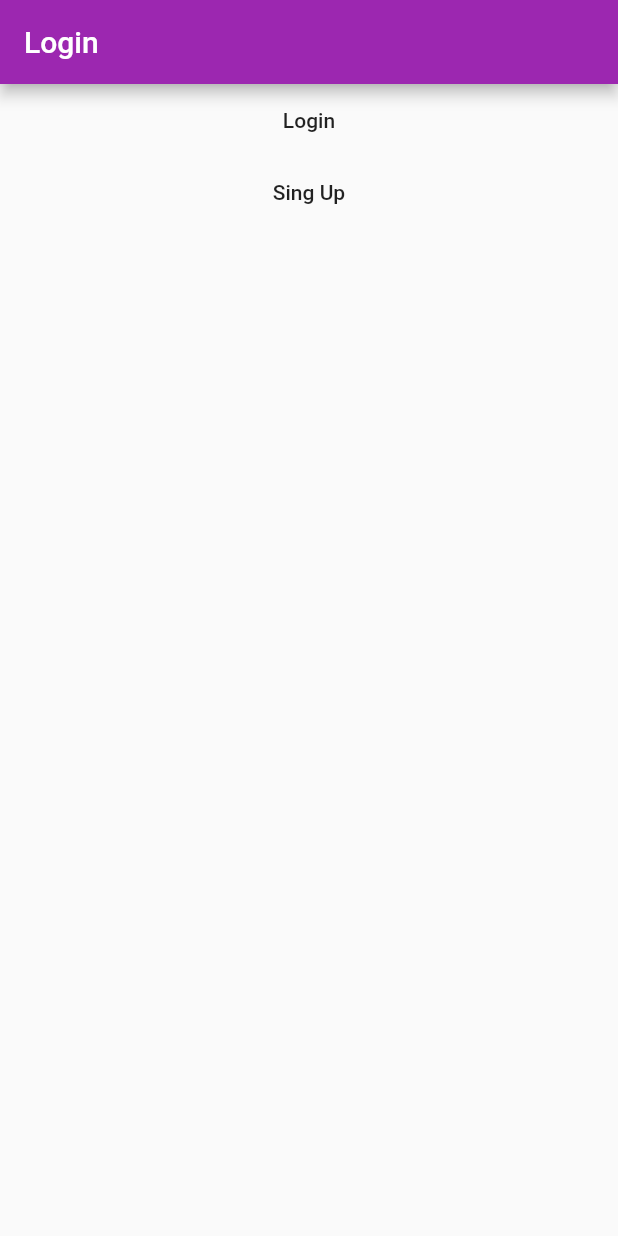
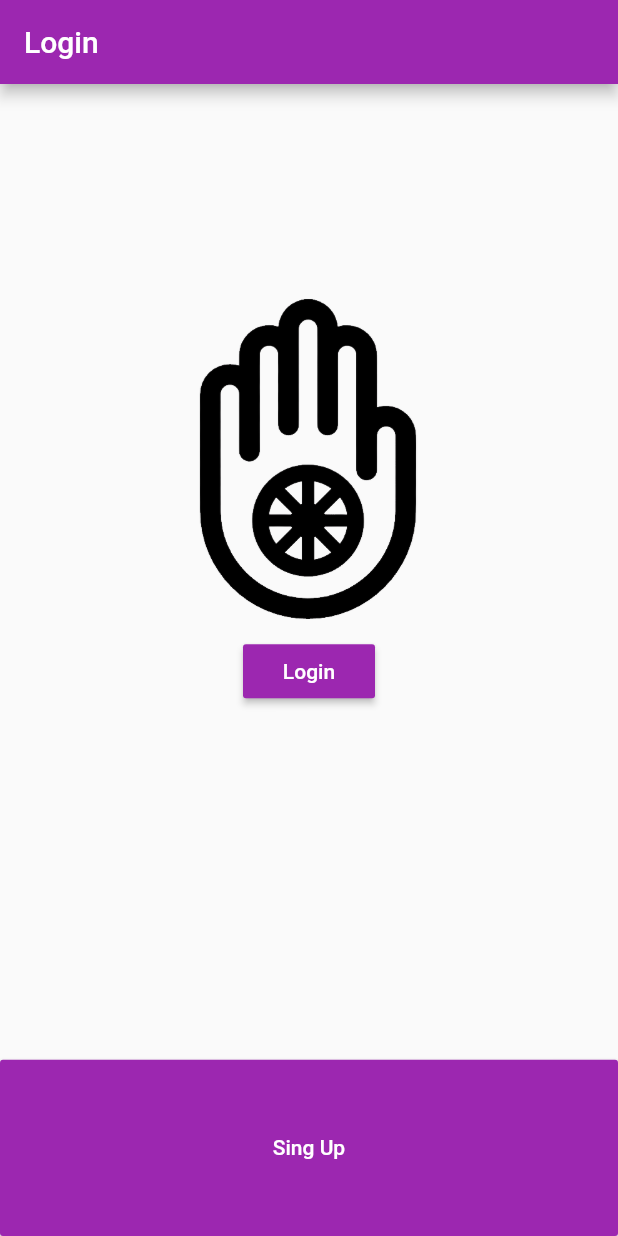
Before and after one commit to lpotte/Karma_Flutter-Version, a Flutter app: the screen it shows after launch, on a phone screen of 412 x 824 dp. Run offline on Flutter 3.47's test engine with Material 2 defaults, Android fonts, the phone set to English and light mode, and no system bars; our stand-ins replace curved_navigation_bar, shared_preferences.

Commit message:
added UI of sign up and the app init

```diff
--- a/lib/providers/authProvider.dart
+++ b/lib/providers/authProvider.dart
@@ -2,7 +2,7 @@ import 'package:flutter/material.dart';
 import 'package:shared_preferences/shared_preferences.dart';
 
 class AuthProvider extends ChangeNotifier {
-  bool _logged = false;
+  int _logged = 0;
 
   AuthProvider() {
     _readSharedPreferences();
@@ -10,15 +10,15 @@ class AuthProvider extends ChangeNotifier {
 
   get getLogged => _logged;
 
-  void setLogged() {
-    _logged = _logged == false ? true : false;
+  void setLogged(int key) {
+    _logged = key;
     _saveSharedPreferences();
     notifyListeners();
   }
 
   _readSharedPreferences() async {
     final prefs = await SharedPreferences.getInstance();
-    final sharedLogged = prefs.getBool('_logged') ?? false;
+    final sharedLogged = prefs.getInt('_logged');
     if (sharedLogged != null) {
       _logged = sharedLogged;
       notifyListeners();
@@ -27,6 +27,6 @@ class AuthProvider extends ChangeNotifier {
 
   _saveSharedPreferences() async {
     final prefs = await SharedPreferences.getInstance();
-    prefs.setBool('_logged', _logged);
+    prefs.setInt('_logged', _logged);
   }
 }
--- a/lib/providers/businessLogicProvider.dart
+++ b/lib/providers/businessLogicProvider.dart
@@ -1,12 +1,12 @@
 import 'package:flutter/material.dart';
 
 class businessLogicProvider extends ChangeNotifier {
-  bool _logged = false;
+  int _logged = 0;
 
   get getLogged => _logged;
 
-  void setLogged() {
-    _logged = _logged == false ? true : false;
+  void setLogged(int key) {
+    _logged = key;
     notifyListeners();
   }
 }
--- a/lib/screens/base.dart
+++ b/lib/screens/base.dart
@@ -5,6 +5,7 @@ import 'package:provider/provider.dart';
 
 import 'home.dart';
 import 'login.dart';
+import 'signup.dart';
 
 class BaseApp extends StatelessWidget {
   @override
@@ -16,10 +17,14 @@ class BaseApp extends StatelessWidget {
             title: 'Karma',
             home: Consumer<AuthProvider>(
               builder: (context, model, child) {
-                if (model.getLogged) {
-                  return BaseHomeApp();
-                } else {
+                if (model.getLogged == 0){
                   return LoginView();
+                }else{
+                  if(model.getLogged == 1){
+                     return BaseHomeApp();
+                  }else{
+                    return SingUp();
+                  }
                 }
               },
             )));
--- a/lib/screens/home.dart
+++ b/lib/screens/home.dart
@@ -25,7 +25,7 @@ class _HomeView extends State<HomeView> {
         bottomNavigationBar: CurvedNavigationBar(
           key: _bottomNavigationKey,
           index: 0,
-          height: 60.0,
+          height: 55.0,
           items: <Widget>[
             Icon(Icons.person, size: 30, color: Colors.white),
             Icon(Icons.list, size: 30, color: Colors.white),
@@ -53,7 +53,7 @@ class _HomeView extends State<HomeView> {
                 } else {
                   return FlatButton(
                     onPressed: () {
-                      model.setLogged();
+                      model.setLogged(0);
                     },
                     child: Text('Logout'),
                   );
--- a/lib/screens/login.dart
+++ b/lib/screens/login.dart
@@ -1,6 +1,8 @@
 import 'package:flutter/material.dart';
 import 'package:karma_flutterversion/providers/authProvider.dart';
 import 'package:provider/provider.dart';
+
+import 'signup.dart';
 
 class LoginView extends StatelessWidget {
   @override
@@ -13,22 +15,38 @@ class LoginView extends StatelessWidget {
         body: Center(
           child: Consumer<AuthProvider>(builder: (context, model, child) {
             return Container(
-              child:
-              Column(
-                children: [
-                  FlatButton(
+                child: Column(
+              crossAxisAlignment: CrossAxisAlignment.stretch,
+              children: [
+                Spacer(),
+                Image.asset(
+                  'imgs/logo2.png',
+                  height: 250,
+                  fit: BoxFit.contain,
+                ),
+                Center(
+                  child: MaterialButton(
                     onPressed: () {
-                      model.setLogged();
+                      model.setLogged(1);
                     },
-                    child: Text('Login'),
+                    child: Text('Login', style: TextStyle(color: Colors.white)),
+                    color: Colors.purple,
                   ),
-                  FlatButton(
-                    onPressed: () {
-                      //pagina Sing Up
-                    },
-                    child: Text('Sing Up'),
-                  ),
-                ],
+                ),
+                Spacer(flex: 2),
+                Expanded(
+                  flex: 1,
+                    child: Container(
+                  //padding: const EdgeInsets.all(5),
+                  child: MaterialButton(
+                      onPressed: () {
+                        model.setLogged(2);
+                      },
+                      child: Text('Sing Up',
+                          style: TextStyle(color: Colors.white)),
+                      color: Colors.purple),
+                )),
+              ],
             ));
           }),
         ));
--- a/pubspec.yaml
+++ b/pubspec.yaml
@@ -48,7 +48,8 @@ flutter:
   uses-material-design: true
 
   # To add assets to your application, add an assets section, like this:
-  # assets:
+  assets:
+      - imgs/
   #   - images/a_dot_burr.jpeg
   #   - images/a_dot_ham.jpeg
 
```
Also changed, not shown: lib/screens/signup.dart (+113 -0 lines), imgs/logo1.png (added), imgs/logo2.png (added).
